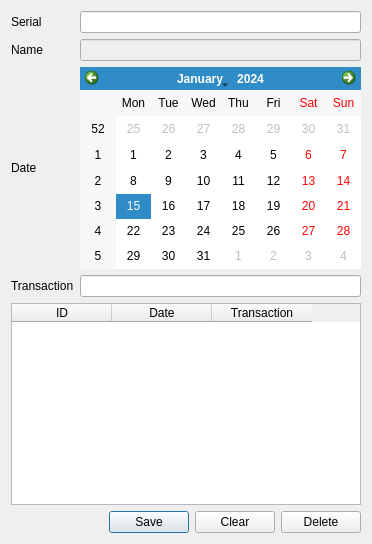
This is edittransactiondialog.ui in alanhaggai/Daily-Collection as Qt 5 draws it before an edit. The edited form follows.
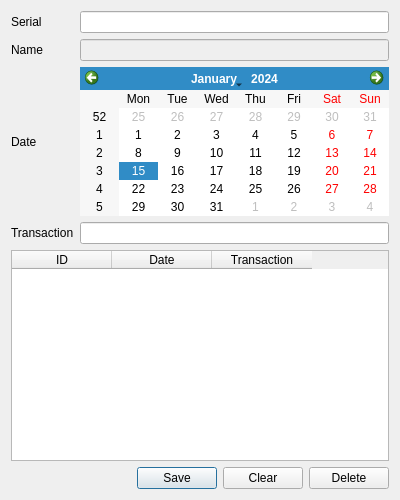
This is the edited form.

Commit message: Adjusted height and width of dialogs and other widgets for more usability

The edit to the form file:
```diff
--- a/edittransactiondialog.ui
+++ b/edittransactiondialog.ui
@@ -6,8 +6,8 @@
    <rect>
     <x>0</x>
     <y>0</y>
-    <width>372</width>
-    <height>544</height>
+    <width>400</width>
+    <height>500</height>
    </rect>
   </property>
   <property name="windowTitle">
@@ -50,7 +50,14 @@
     </widget>
    </item>
    <item row="2" column="1">
-    <widget class="QCalendarWidget" name="dateCalendar"/>
+    <widget class="QCalendarWidget" name="dateCalendar">
+     <property name="sizePolicy">
+      <sizepolicy hsizetype="Preferred" vsizetype="Fixed">
+       <horstretch>0</horstretch>
+       <verstretch>0</verstretch>
+      </sizepolicy>
+     </property>
+    </widget>
    </item>
    <item row="3" column="0">
     <widget class="QLabel" name="label_3">
```
Left out of the diff: 3 changed lines with no effect on the pictures. The commit also changes 4 other files.
